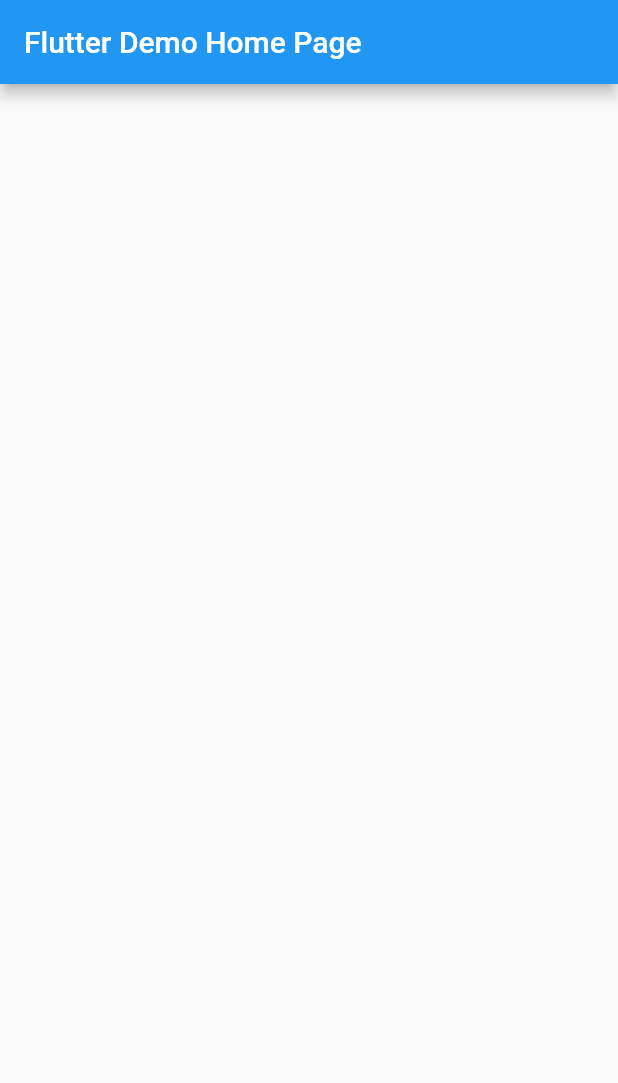
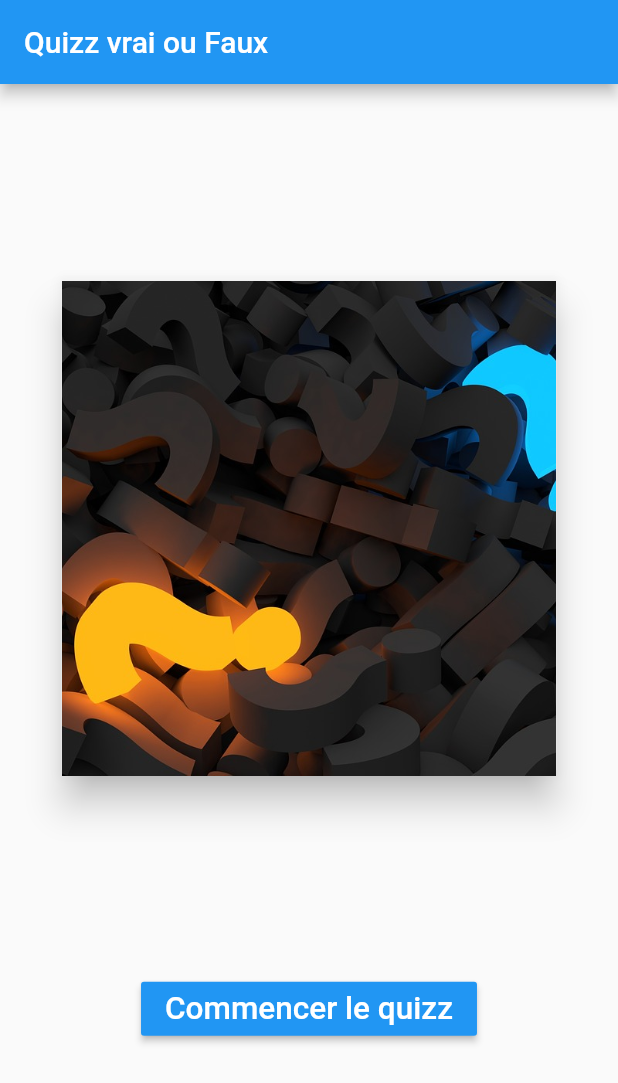
Before and after one commit to alxreed/quizz_app, a Flutter app: the screen it shows after launch, on a phone screen of 412 x 824 dp. Shown: the top 1083 px of the screen. Run offline on Flutter 3.47's test engine with Material 2 defaults, Android fonts, the phone set to English and light mode, and no system bars.

Commit message:
menu ofthe app ok, new page created

```diff
--- /dev/null
+++ b/lib/widgets/custom_text.dart
@@ -0,0 +1,13 @@
+import 'package:flutter/material.dart';
+
+class CustomText extends Text {
+
+  CustomText(String data, {color: Colors.white, textAlign: TextAlign.center, factor: 1.0}):
+  super(
+    data,
+    textAlign: textAlign,
+    textScaleFactor: factor,
+    style: new TextStyle(color:color)
+  );
+
+}
--- a/lib/widgets/home.dart
+++ b/lib/widgets/home.dart
@@ -1,4 +1,6 @@
 import 'package:flutter/material.dart';
+import 'package:quizz_app/widgets/custom_text.dart';
+import 'package:quizz_app/widgets/page_quizz.dart';
 
 class MyHomePage extends StatefulWidget {
   MyHomePage({Key key, this.title}) : super(key: key);
@@ -20,9 +22,31 @@ class _MyHomePageState extends State<MyHomePage> {
       ),
       body: Center(
         child: Column(
-          mainAxisAlignment: MainAxisAlignment.center,
+          mainAxisAlignment: MainAxisAlignment.spaceEvenly,
           children: <Widget>[
-
+            new Card(
+              elevation: 10,
+              child: new Container(
+                height: MediaQuery.of(context).size.width * 0.8,
+                width: MediaQuery.of(context).size.width * 0.8,
+                child: new Image.asset(
+                  "quizz assets/cover.jpg",
+                  fit: BoxFit.cover
+                ),
+              ),
+            ),
+            new RaisedButton(
+              onPressed: () {
+                Navigator.push(context, new MaterialPageRoute(builder: (BuildContext context) {
+                  return new PageQuizz();
+                }));
+              },
+              child: new CustomText(
+                "Commencer le quizz",
+                factor: 1.5,
+                ),
+              color: Colors.blue,
+            )
           ],
         ),
       ),
--- a/lib/widgets/my_app.dart
+++ b/lib/widgets/my_app.dart
@@ -6,11 +6,12 @@ class MyApp extends StatelessWidget {
   @override
   Widget build(BuildContext context) {
     return MaterialApp(
+      debugShowCheckedModeBanner: false,
       title: 'Flutter Demo',
       theme: ThemeData(
         primarySwatch: Colors.blue,
       ),
-      home: MyHomePage(title: 'Flutter Demo Home Page'),
+      home: MyHomePage(title: 'Quizz vrai ou Faux'),
     );
   }
 }
```
Also changed, not shown: lib/widgets/page_quizz.dart (added, +27 -0 lines).
